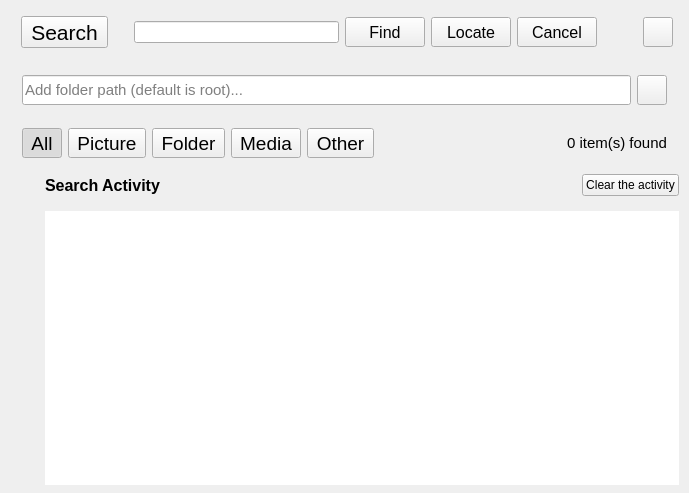
rahmanshaber/corebox, file app/search/search.ui: the form before one commit.
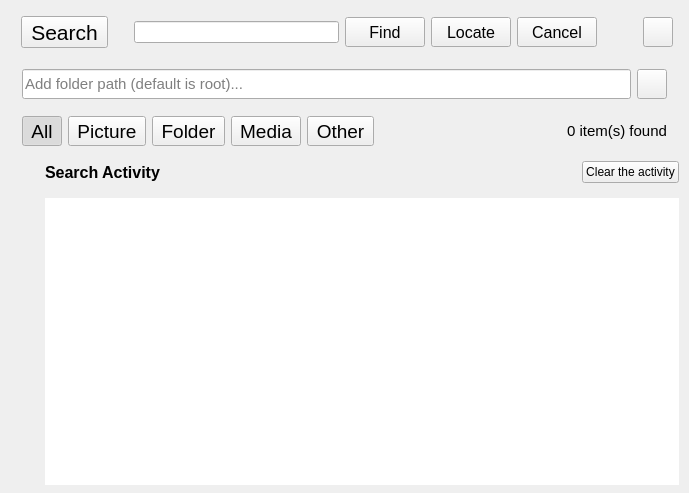
The form after the commit. Icons and pictures are not drawn.

Diff of the .ui file:
```diff
--- a/app/search/search.ui
+++ b/app/search/search.ui
@@ -25,7 +25,7 @@
   </property>
   <layout class="QVBoxLayout" name="verticalLayout_2">
    <property name="spacing">
-    <number>1</number>
+    <number>0</number>
    </property>
    <property name="leftMargin">
     <number>0</number>
@@ -48,6 +48,9 @@
       <string/>
      </property>
      <layout class="QVBoxLayout" name="verticalLayout">
+      <property name="spacing">
+       <number>0</number>
+      </property>
       <property name="bottomMargin">
        <number>0</number>
       </property>
```
